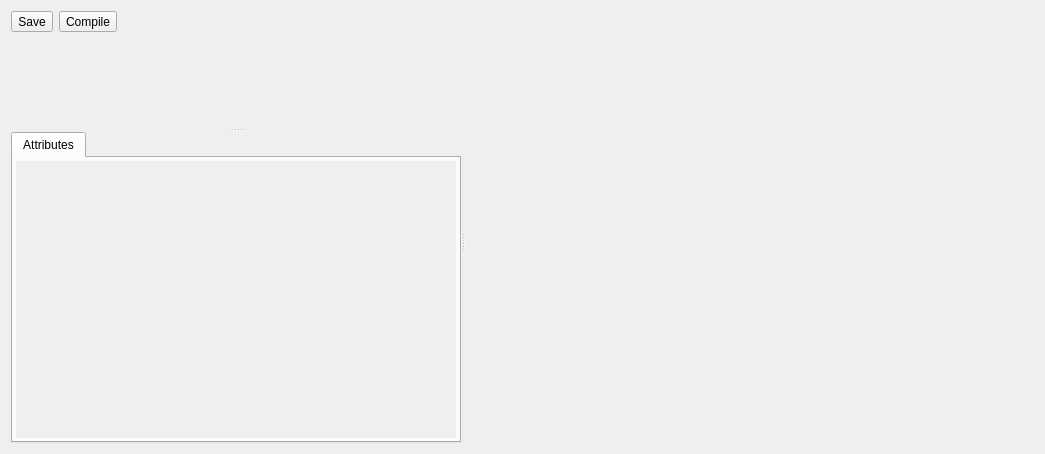
First picture: the form in Tools/ValkyrieEditor/ShaderGraph/ShaderGraphView.ui, repository marcellfischbach/CobaltSKY, before the edit.
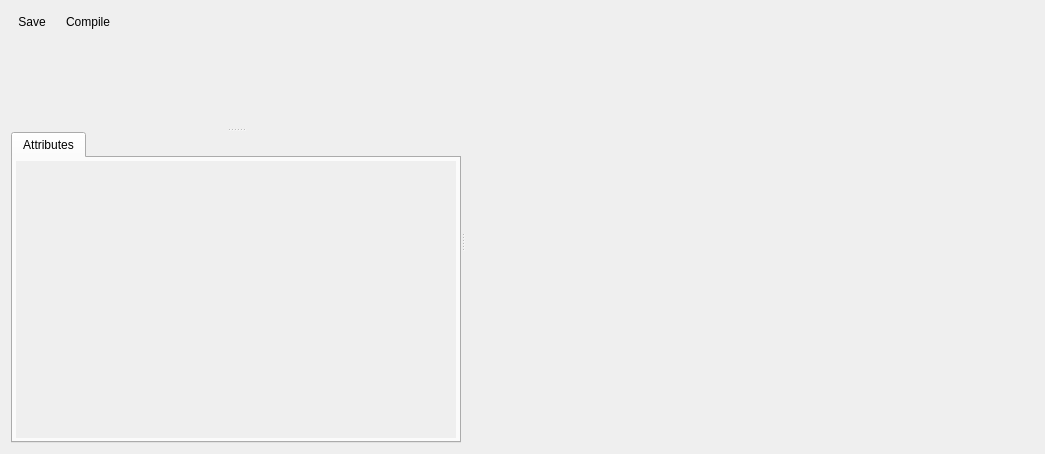
Second picture: the form after the edit. Icons and pictures are not drawn.

```diff
--- a/Tools/ValkyrieEditor/ShaderGraph/ShaderGraphView.ui
+++ b/Tools/ValkyrieEditor/ShaderGraph/ShaderGraphView.ui
@@ -16,6 +16,9 @@
   <layout class="QGridLayout" name="gridLayout">
    <item row="0" column="0">
     <layout class="QHBoxLayout" name="horizontalLayout">
+     <property name="sizeConstraint">
+      <enum>QLayout::SetDefaultConstraint</enum>
+     </property>
      <item>
       <widget class="QToolButton" name="pbSave">
        <property name="text">
@@ -34,6 +37,9 @@
        <property name="toolButtonStyle">
         <enum>Qt::ToolButtonTextUnderIcon</enum>
        </property>
+       <property name="autoRaise">
+        <bool>true</bool>
+       </property>
       </widget>
      </item>
      <item>
@@ -54,6 +60,9 @@
        <property name="toolButtonStyle">
         <enum>Qt::ToolButtonTextUnderIcon</enum>
        </property>
+       <property name="autoRaise">
+        <bool>true</bool>
+       </property>
       </widget>
      </item>
      <item>
@@ -64,7 +73,7 @@
        <property name="sizeHint" stdset="0">
         <size>
          <width>40</width>
-         <height>20</height>
+         <height>1</height>
         </size>
        </property>
       </spacer>
```
Left out of the diff: 4 changed lines with no effect on the pictures.
